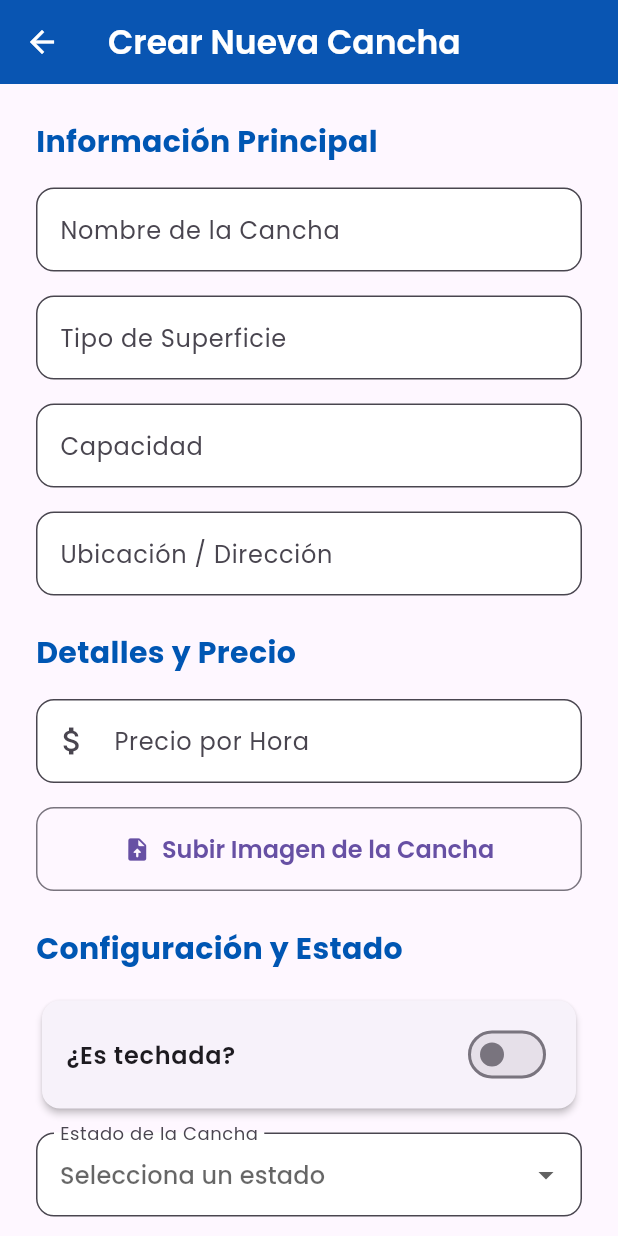
After one commit to proyecto-de-11/Reservas-canchas-app, a Flutter app: the CreateCourtScreen screen opened by its route, on a phone screen of 412 x 824 dp. The commit adds this screen. Run offline on Flutter 3.47's test engine with Material 3 defaults, Android fonts, the phone set to English and light mode, and no system bars; our stand-ins replace go_router, google_fonts.

Commit message:
RC-123 Creacion de la pantalla de crear canchas para propietario diseño

```diff
--- /dev/null
+++ b/lib/create_court_screen.dart
@@ -0,0 +1,185 @@
+import 'package:flutter/material.dart';
+import 'package:google_fonts/google_fonts.dart';
+
+class CreateCourtScreen extends StatefulWidget {
+  const CreateCourtScreen({super.key});
+
+  @override
+  State<CreateCourtScreen> createState() => _CreateCourtScreenState();
+}
+
+class _CreateCourtScreenState extends State<CreateCourtScreen> {
+  final _formKey = GlobalKey<FormState>();
+  bool _isRoofCovered = false;
+  bool _isActive = true;
+  String? _selectedStatus;
+
+  final List<String> _statusOptions = ['Disponible', 'En Mantenimiento', 'Cerrada Temporalmente'];
+
+  @override
+  Widget build(BuildContext context) {
+    final theme = Theme.of(context);
+
+    return Scaffold(
+      appBar: AppBar(
+        title: Text('Crear Nueva Cancha', style: GoogleFonts.poppins(fontWeight: FontWeight.w600, color: Colors.white)),
+        backgroundColor: const Color(0xFF0056B3),
+        foregroundColor: Colors.white,
+        elevation: 4,
+      ),
+      body: SingleChildScrollView(
+        padding: const EdgeInsets.all(24.0),
+        child: Form(
+          key: _formKey,
+          child: Column(
+            crossAxisAlignment: CrossAxisAlignment.stretch,
+            children: [
+              _buildSectionTitle('Información Principal'),
+              const SizedBox(height: 16),
+              _buildTextField(label: 'Nombre de la Cancha', hint: 'Ej: Cancha Principal'),
+              const SizedBox(height: 16),
+              _buildTextField(label: 'Tipo de Superficie', hint: 'Ej: Césped Sintético'),
+              const SizedBox(height: 16),
+              _buildTextField(label: 'Capacidad', hint: 'Ej: Fútbol 7, Tenis individual'),
+              const SizedBox(height: 16),
+              _buildTextField(label: 'Ubicación / Dirección', hint: 'Ej: Av. Siempreviva 742'),
+              const SizedBox(height: 24),
+              _buildSectionTitle('Detalles y Precio'),
+              const SizedBox(height: 16),
+               _buildPriceField(label: 'Precio por Hora', hint: 'Ej: 50.00'),
+              const SizedBox(height: 16),
+              _buildImagePicker(),
+              const SizedBox(height: 24),
+              _buildSectionTitle('Configuración y Estado'),
+              const SizedBox(height: 16),
+              _buildSwitch(title: '¿Es techada?', value: _isRoofCovered, onChanged: (val) => setState(() => _isRoofCovered = val)),
+              const SizedBox(height: 12),
+               _buildStatusDropdown(),
+              const SizedBox(height: 12),
+              _buildSwitch(title: 'Cancha Activa', subtitle: 'Desactívala si no está disponible para reservas', value: _isActive, onChanged: (val) => setState(() => _isActive = val)),
+              const SizedBox(height: 40),
+              _buildSubmitButton(context, theme),
+            ],
+          ),
+        ),
+      ),
+    );
+  }
+
+  Widget _buildSectionTitle(String title) {
+    return Text(
+      title,
+      style: GoogleFonts.poppins(fontSize: 20, fontWeight: FontWeight.bold, color: const Color(0xFF0056B3)),
+    );
+  }
+
+  Widget _buildTextField({required String label, required String hint, TextInputType? keyboardType}) {
+    return TextFormField(
+      keyboardType: keyboardType,
+      decoration: InputDecoration(
+        labelText: label,
+        hintText: hint,
+        border: OutlineInputBorder(borderRadius: BorderRadius.circular(12)),
+        focusedBorder: OutlineInputBorder(
+          borderRadius: BorderRadius.circular(12),
+          borderSide: const BorderSide(color: Color(0xFF007BFF), width: 2),
+        ),
+        filled: true,
+        fillColor: Colors.white,
+      ),
+      validator: (value) => value == null || value.isEmpty ? 'Este campo es obligatorio' : null,
+    );
+  }
+
+  Widget _buildPriceField({required String label, required String hint}) {
+    return TextFormField(
+      keyboardType: const TextInputType.numberWithOptions(decimal: true),
+      decoration: InputDecoration(
+        labelText: label,
+        hintText: hint,
+        prefixIcon: const Icon(Icons.attach_money),
+        border: OutlineInputBorder(borderRadius: BorderRadius.circular(12)),
+        focusedBorder: OutlineInputBorder(
+          borderRadius: BorderRadius.circular(12),
+          borderSide: const BorderSide(color: Color(0xFF007BFF), width: 2),
+        ),
+        filled: true,
+        fillColor: Colors.white,
+      ),
+      validator: (value) => value == null || value.isEmpty ? 'Este campo es obligatorio' : null,
+    );
+  }
+
+  Widget _buildImagePicker() {
+    return OutlinedButton.icon(
+      icon: const Icon(Icons.upload_file_rounded),
+      label: const Text('Subir Imagen de la Cancha'),
+      onPressed: () { /* Lógica para subir imagen */ },
+      style: OutlinedButton.styleFrom(
+        padding: const EdgeInsets.symmetric(vertical: 16),
+        textStyle: GoogleFonts.poppins(fontSize: 16, fontWeight: FontWeight.w600),
+        shape: RoundedRectangleBorder(borderRadius: BorderRadius.circular(12)),
+      ),
+    );
+  }
+
+  Widget _buildSwitch({required String title, String? subtitle, required bool value, required ValueChanged<bool> onChanged}) {
+    return Card(
+      elevation: 2,
+      shape: RoundedRectangleBorder(borderRadius: BorderRadius.circular(12)),
+      child: SwitchListTile(
+        title: Text(title, style: GoogleFonts.poppins(fontWeight: FontWeight.w600)),
+        subtitle: subtitle != null ? Text(subtitle, style: GoogleFonts.poppins()) : null,
+        value: value,
+        onChanged: onChanged,
+        activeColor: const Color(0xFF007BFF),
+        contentPadding: const EdgeInsets.symmetric(horizontal: 16, vertical: 8),
+      ),
+    );
+  }
+
+  Widget _buildStatusDropdown() {
+    return DropdownButtonFormField<String>(
+      decoration: InputDecoration(
+        labelText: 'Estado de la Cancha',
+        border: OutlineInputBorder(borderRadius: BorderRadius.circular(12)),
+        filled: true,
+        fillColor: Colors.white,
+      ),
+      value: _selectedStatus,
+      hint: const Text('Selecciona un estado'),
+      onChanged: (String? newValue) {
+        setState(() {
+          _selectedStatus = newValue;
+        });
+      },
+      items: _statusOptions.map<DropdownMenuItem<String>>((String value) {
+        return DropdownMenuItem<String>(
+          value: value,
+          child: Text(value, style: GoogleFonts.poppins()),
+        );
+      }).toList(),
+      validator: (value) => value == null ? 'Selecciona un estado' : null,
+    );
+  }
+
+  Widget _buildSubmitButton(BuildContext context, ThemeData theme) {
+    return ElevatedButton.icon(
+      icon: const Icon(Icons.save_alt_rounded, color: Colors.white),
+      label: Text('Guardar Cancha', style: GoogleFonts.poppins(fontWeight: FontWeight.bold, fontSize: 16, color: Colors.white)),
+      onPressed: () {
+        if (_formKey.currentState!.validate()) {
+          ScaffoldMessenger.of(context).showSnackBar(
+            const SnackBar(content: Text('Guardando datos...'), backgroundColor: Colors.green),
+          );
+        }
+      },
+      style: ElevatedButton.styleFrom(
+        backgroundColor: const Color(0xFF0056B3),
+        padding: const EdgeInsets.symmetric(vertical: 16),
+        shape: RoundedRectangleBorder(borderRadius: BorderRadius.circular(12)),
+        elevation: 5,
+      ),
+    );
+  }
+}
--- a/lib/home_screen.dart
+++ b/lib/home_screen.dart
@@ -122,8 +122,6 @@ class _HomeScreenState extends State<HomeScreen> with SingleTickerProviderStateM
                   _buildDrawerItem(context, icon: Icons.sports_soccer_outlined, text: 'Reservar Cancha', color: Colors.orange, onTap: () => context.go('/create-reservation')),
                   _buildDrawerItem(context, icon: Icons.calendar_today_outlined, text: 'Mis Reservas', color: Colors.green, onTap: () {}),
                   _buildDrawerItem(context, icon: Icons.history_outlined, text: 'Historial', color: Colors.purple, onTap: () {}),
-                  const Divider(thickness: 1, indent: 16, endIndent: 16, height: 32),
-                  _buildDrawerItem(context, icon: Icons.business_center_outlined, text: 'Soy Propietario', color: const Color(0xFF0056B3), onTap: () => context.go('/owner-home')),
                   const Divider(thickness: 1, indent: 16, endIndent: 16, height: 32),
                   _buildDrawerItem(context, icon: Icons.account_circle_outlined, text: 'Mi Perfil', color: Colors.blue, onTap: () => context.go('/profile')),
                   _buildDrawerItem(context, icon: Icons.settings_outlined, text: 'Configuración', color: Colors.grey, onTap: () {}),
--- a/lib/main.dart
+++ b/lib/main.dart
@@ -10,6 +10,7 @@ import 'create_reservation_screen.dart';
 import 'profile_screen.dart';
 import 'owner_home_screen.dart';
 import 'manage_court_screen.dart';
+import 'create_court_screen.dart';
 
 void main() async {
   await initializeDateFormatting('es_ES', null);
@@ -54,6 +55,12 @@ final GoRouter _router = GoRouter(
             return const OwnerHomeScreen();
           },
           routes: <RouteBase>[
+             GoRoute(
+              path: 'create-court',
+              builder: (BuildContext context, GoRouterState state) {
+                return const CreateCourtScreen();
+              },
+            ),
             GoRoute(
               path: 'manage-court',
               builder: (BuildContext context, GoRouterState state) {
--- a/lib/owner_home_screen.dart
+++ b/lib/owner_home_screen.dart
@@ -107,8 +107,6 @@ class _OwnerHomeScreenState extends State<OwnerHomeScreen> {
 
   @override
   Widget build(BuildContext context) {
-    final theme = Theme.of(context);
-
     return Scaffold(
       backgroundColor: Colors.grey[100],
       appBar: AppBar(
@@ -126,38 +124,6 @@ class _OwnerHomeScreenState extends State<OwnerHomeScreen> {
           final court = _courts[index];
           return _buildCourtCard(context, court);
         },
-      ),
-      floatingActionButton: _buildFAB(context, theme),
-    );
-  }
-
-  Widget _buildFAB(BuildContext context, ThemeData theme) {
-    return Container(
-      decoration: BoxDecoration(
-        gradient: LinearGradient(
-          colors: [theme.primaryColor, theme.primaryColor.withOpacity(0.7)],
-          begin: Alignment.topLeft,
-          end: Alignment.bottomRight,
-        ),
-        borderRadius: BorderRadius.circular(16),
-        boxShadow: [
-          BoxShadow(
-            color: theme.primaryColor.withOpacity(0.5),
-            blurRadius: 10,
-            offset: const Offset(0, 4),
-          ),
-        ],
-      ),
-      child: FloatingActionButton.extended(
-        onPressed: () => context.go('/owner-home/manage-court'),
-        label: Text(
-            'Añadir Cancha',
-            style: GoogleFonts.poppins(fontWeight: FontWeight.bold, color: Colors.white)
-        ),
-        icon: const Icon(Icons.add, color: Colors.white),
-        backgroundColor: Colors.transparent,
-        elevation: 0,
-        highlightElevation: 0,
       ),
     );
   }
@@ -294,29 +260,28 @@ class _OwnerHomeScreenState extends State<OwnerHomeScreen> {
       child: Column(
         children: [
           _buildDrawerHeader(context, textTheme),
-          Padding(
-            padding: const EdgeInsets.all(8.0),
-            child: Column(
+          Expanded(
+            child: ListView(
+              padding: const EdgeInsets.all(8.0),
               children: [
                 _buildDrawerItem(
                   context,
-                  icon: Icons.dashboard_rounded,
+                  icon: Icons.stadium_outlined,
                   text: 'Mis Canchas',
                   isSelected: true,
                   onTap: () => context.pop(),
                 ),
                 _buildDrawerItem(
                   context,
-                  icon: Icons.calendar_month_rounded,
+                  icon: Icons.add_location_alt_outlined,
+                  text: 'Crear Cancha',
+                  onTap: () => context.go('/owner-home/create-court'),
+                ),
+                _buildDrawerItem(
+                  context,
+                  icon: Icons.calendar_today_outlined,
                   text: 'Calendario de Reservas',
                   onTap: () {},
-                ),
-                const Divider(height: 20, indent: 16, endIndent: 16),
-                _buildDrawerItem(
-                  context,
-                  icon: Icons.switch_account_rounded,
-                  text: 'Cambiar a Modo Jugador',
-                  onTap: () => context.go('/home'),
                 ),
               ],
             ),
```
